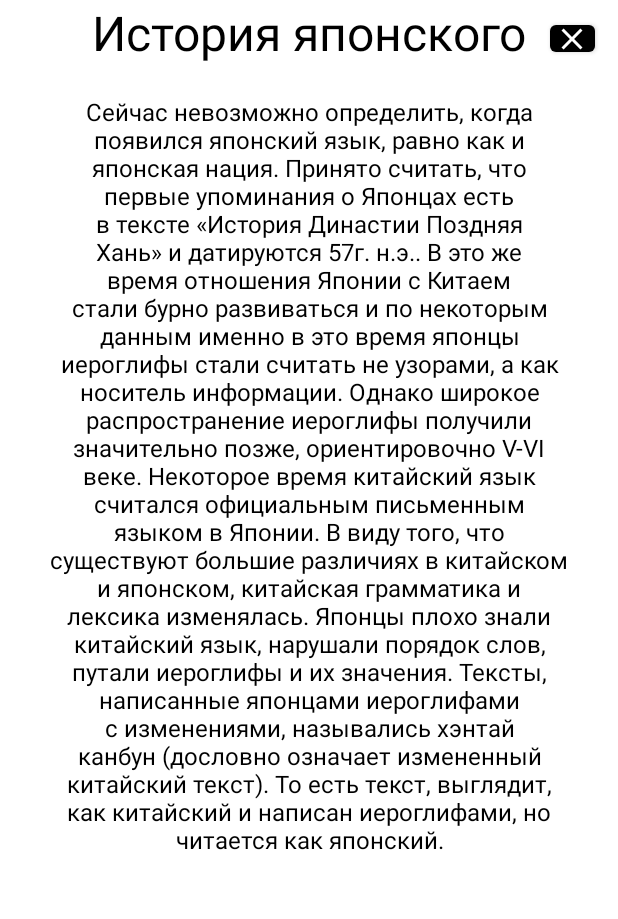
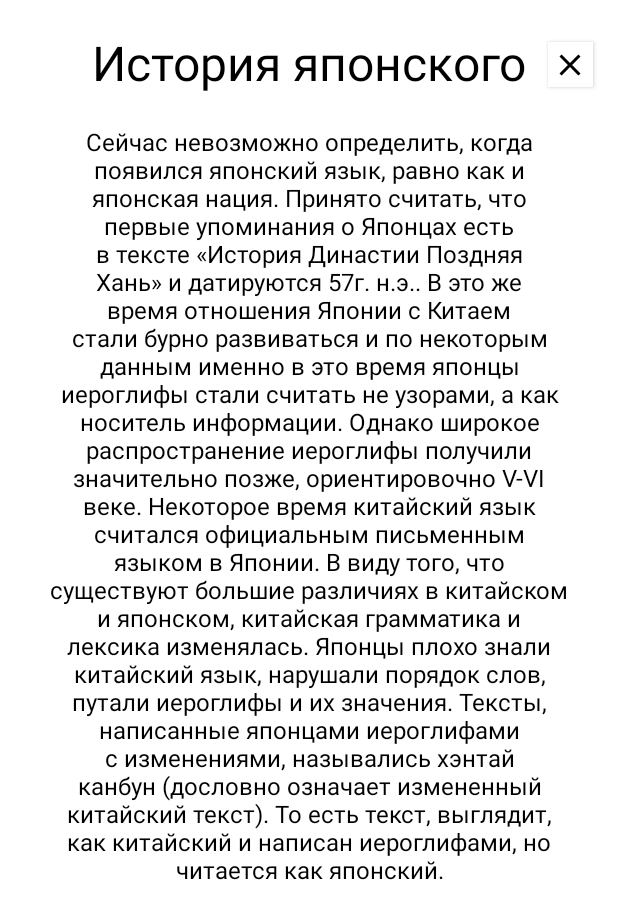
Before and after one commit to Soupek/practika, an Android app: the layout bottom_sheet.xml on its own in the app's theme, with its tools: preview values and no code run, on a phone screen of 412 x 824 dp. Shown: the top 919 px of the screen. Run offline under Robolectric (Android 15) with nearby library versions, the phone set to English and light mode, and no system bars; Roboto replaces fonts that are not available here.

```diff
--- a/app/src/main/res/drawable/baseline_close_24.xml
+++ b/app/src/main/res/drawable/baseline_close_24.xml
@@ -1,4 +1,4 @@
-<vector android:height="24dp" android:tint="#ffffff"
+<vector android:height="24dp" android:tint="#000000"
     android:viewportHeight="24" android:viewportWidth="24"
     android:width="24dp" xmlns:android="http://schemas.android.com/apk/res/android">
     <path android:fillColor="@android:color/white" android:pathData="M19,6.41L17.59,5 12,10.59 6.41,5 5,6.41 10.59,12 5,17.59 6.41,19 12,13.41 17.59,19 19,17.59 13.41,12z"/>
--- a/app/src/main/res/layout/activity_new_screen.xml
+++ b/app/src/main/res/layout/activity_new_screen.xml
@@ -11,7 +11,7 @@
         android:layout_width="wrap_content"
         android:layout_height="wrap_content"
         android:padding="16dp"
-        android:text="История Японии"
+        android:text="История японcкого языка"
         android:layout_gravity="center_horizontal"
         android:textAllCaps="false"
         android:textColor="@color/white"
--- a/app/src/main/res/layout/bottom_sheet.xml
+++ b/app/src/main/res/layout/bottom_sheet.xml
@@ -15,6 +15,7 @@
         android:id="@+id/textView5"
         android:layout_width="wrap_content"
         android:layout_height="wrap_content"
+        android:layout_marginTop="20dp"
         android:text="История японского"
         android:textColor="@color/black"
         android:textSize="32sp"
@@ -40,16 +41,19 @@
         app:layout_constraintStart_toStartOf="parent"
         app:layout_constraintTop_toBottomOf="@+id/textView5" />
 
-    <Button
+    <androidx.appcompat.widget.AppCompatButton
         android:id="@+id/btnclose"
         android:layout_width="30dp"
         android:layout_height="30dp"
-        android:layout_marginTop="8dp"
-        android:textColor="@color/white"
+        android:layout_marginTop="28dp"
+        android:background="@color/white"
         android:drawableRight="@drawable/baseline_close_24"
         android:padding="3dp"
+        android:textColor="@color/black"
         app:layout_constraintBottom_toBottomOf="@+id/textView5"
         app:layout_constraintEnd_toEndOf="parent"
+        app:layout_constraintHorizontal_bias="0.466"
         app:layout_constraintStart_toEndOf="@+id/textView5"
-        app:layout_constraintTop_toTopOf="parent" />
+        app:layout_constraintTop_toTopOf="parent"
+        app:layout_constraintVertical_bias="0.0" />
 </androidx.constraintlayout.widget.ConstraintLayout>
```
